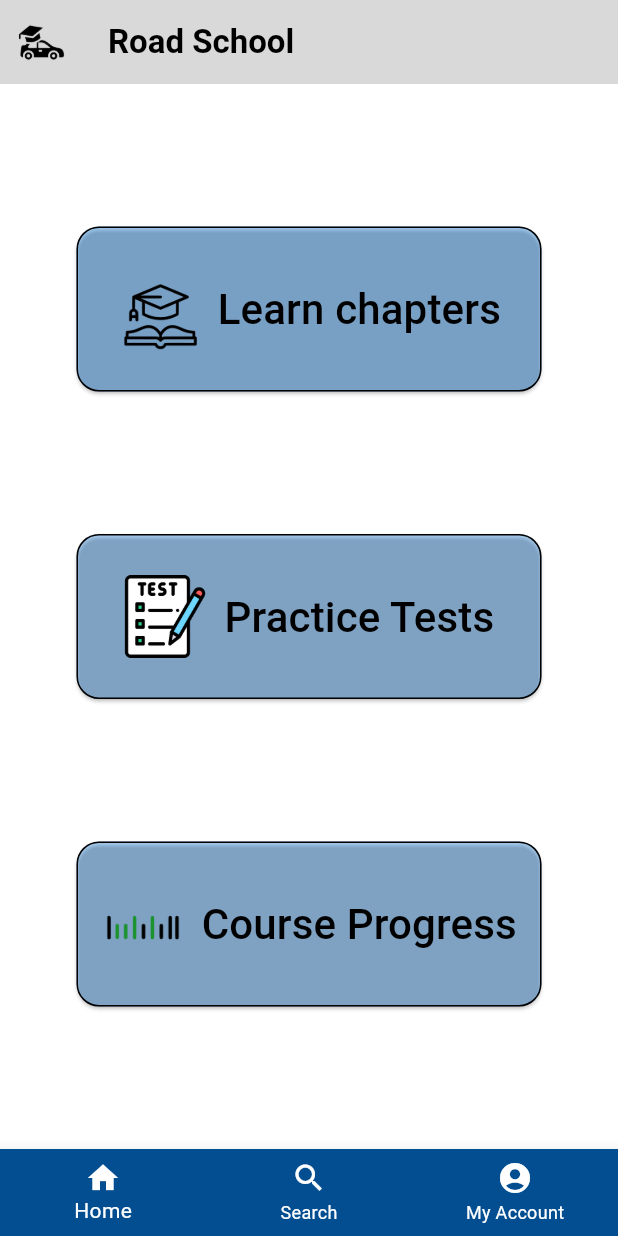
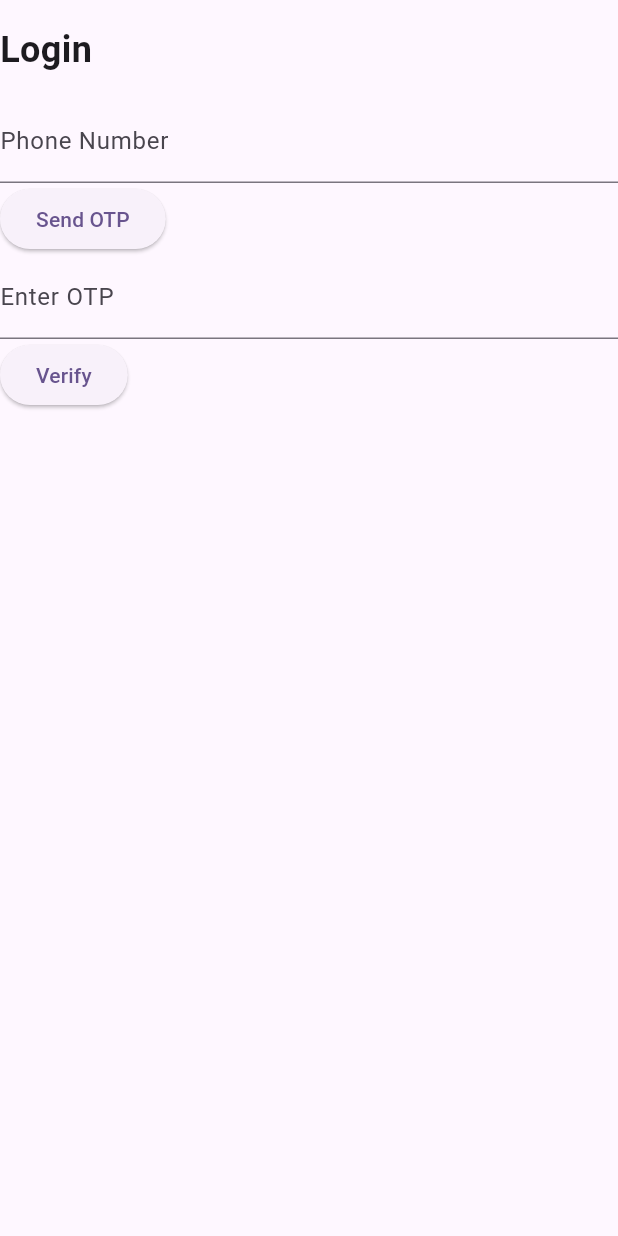
Before and after one commit to saranshahuja/roadschool, a Flutter app: the screen it shows after launch, on a phone screen of 412 x 824 dp. Run offline on Flutter 3.47's test engine with Material 2 defaults, Android fonts, the phone set to English and light mode, and no system bars; our stand-ins replace cloud_firestore, firebase_auth, firebase_core, google_fonts, sizer, toggle_switch; accounts and stored records are empty; Roboto replaces fonts that are missing (inter).

Commit message:
added the firebase functionality to the app, the app can now log in as well as keep track of the user and when they sign in using the otp they can see their progress logged in, the app also is now fully functional with firebase, need to change the UI for the app and make it so that it conforms to the figma designs

```diff
--- /dev/null
+++ b/lib/Pages/login.dart
@@ -0,0 +1,83 @@
+import 'package:firebase_auth/firebase_auth.dart';
+import 'package:flutter/material.dart';
+import '../utils.dart';  // Importing utilities as used in your SplashScreen
+
+class loginpage extends StatefulWidget {
+  @override
+  _loginpageState createState() => _loginpageState();
+}
+
+class _loginpageState extends State<loginpage> {
+  final FirebaseAuth _auth = FirebaseAuth.instance;
+  final TextEditingController _phoneNumberController = TextEditingController();
+  final TextEditingController _otpController = TextEditingController();
+  String? _verificationId;
+
+  @override
+  Widget build(BuildContext context) {
+    double baseWidth = 430;
+    double fem = MediaQuery.of(context).size.width / baseWidth;
+    double ffem = fem * 0.97;
+
+    return Scaffold(
+      // Reusing the background and layout from SplashScreen
+      body: SingleChildScrollView(
+        child: SizedBox(
+          width: MediaQuery.of(context).size.width,
+          child: Column(
+            crossAxisAlignment: CrossAxisAlignment.start,
+            children: [
+              // Your Background image or decoration here
+              // BackgroundImageOrDecoration(),
+              SizedBox(height: 16),
+              Text(
+                'Login',
+                style: TextStyle(fontSize: 24, fontWeight: FontWeight.bold),
+              ),
+              SizedBox(height: 16),
+              TextField(
+                controller: _phoneNumberController,
+                decoration: InputDecoration(labelText: 'Phone Number'),
+              ),
+              ElevatedButton(
+                onPressed: () async {
+                  await _auth.verifyPhoneNumber(
+                    phoneNumber: _phoneNumberController.text,
+                    verificationCompleted: (PhoneAuthCredential credential) async {
+                      await _auth.signInWithCredential(credential);
+                      Navigator.pushReplacementNamed(context, '/home');
+                    },
+                    verificationFailed: (FirebaseAuthException e) {
+                      print(e.message);
+                    },
+                    codeSent: (String verificationId, int? resendToken) {
+                      _verificationId = verificationId;
+                    },
+                    codeAutoRetrievalTimeout: (String verificationId) {},
+                    timeout: Duration(seconds: 60),
+                  );
+                },
+                child: Text('Send OTP'),
+              ),
+              TextField(
+                controller: _otpController,
+                decoration: InputDecoration(labelText: 'Enter OTP'),
+              ),
+              ElevatedButton(
+                onPressed: () async {
+                  PhoneAuthCredential credential = PhoneAuthProvider.credential(
+                    verificationId: _verificationId!,
+                    smsCode: _otpController.text,
+                  );
+                  await _auth.signInWithCredential(credential);
+                  Navigator.pushReplacementNamed(context, '/home');
+                },
+                child: Text('Verify'),
+              ),
+            ],
+          ),
+        ),
+      ),
+    );
+  }
+}
--- a/lib/main.dart
+++ b/lib/main.dart
@@ -1,6 +1,7 @@
 import 'package:flutter/material.dart';
 import 'package:roadschool/Pages/AnswerScreen.dart';
 import 'package:roadschool/Pages/Homepage.dart';
+import 'package:roadschool/Pages/login.dart';
 
 
 
@@ -26,7 +27,7 @@ class MyApp extends StatelessWidget {
         colorScheme: ColorScheme.fromSeed(seedColor: Colors.deepPurple),
         useMaterial3: true,
       ),
-      home:HomePage(),
+      home:loginpage(),
     );
   }
 }
```
Also changed, not shown: lib/Pages/AnswerScreen.dart (+34 -36 lines), lib/Pages/learnChapters.dart (+8 -0 lines), lib/Providers/authenticationProvider.dart (added, +29 -0 lines), pubspec.lock, 3 other files.
